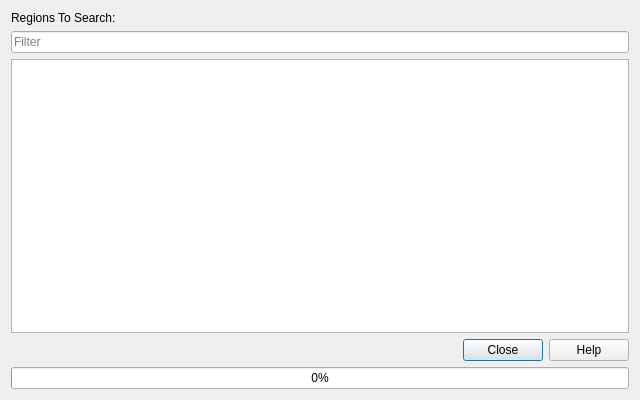
First picture: the form in plugins/FunctionFinder/DialogFunctions.ui, repository eteran/edb-debugger, before the edit.
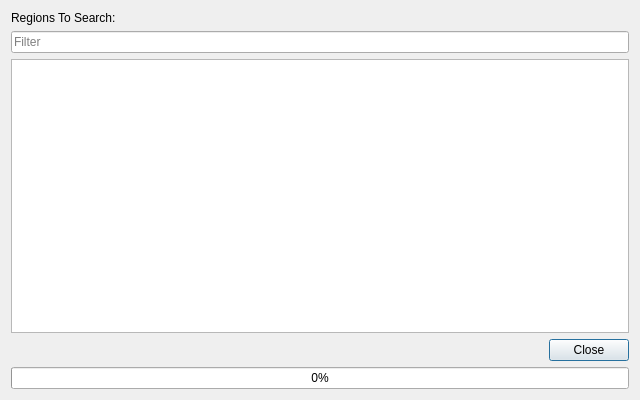
Second picture: the form after the edit.

Commit message: chopped all of the disabled help buttons. They've been disabled since the very first release and frankly **if** edb ever has a comprehensive help system it is most likely to take the form of Wiki.

Patch:
```diff
--- a/plugins/FunctionFinder/DialogFunctions.ui
+++ b/plugins/FunctionFinder/DialogFunctions.ui
@@ -68,7 +68,7 @@
    <item>
     <widget class="QDialogButtonBox" name="buttonBox">
      <property name="standardButtons">
-      <set>QDialogButtonBox::Close|QDialogButtonBox::Help</set>
+      <set>QDialogButtonBox::Close</set>
      </property>
     </widget>
    </item>
```
The commit also changes 18 other files.
